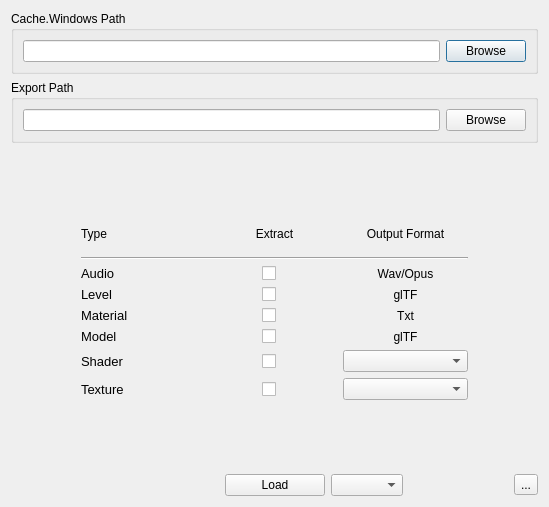
The window that ui/Picker.ui (Puxtril/Warframe-Exporter) describes before a commit, drawn with Qt 5.
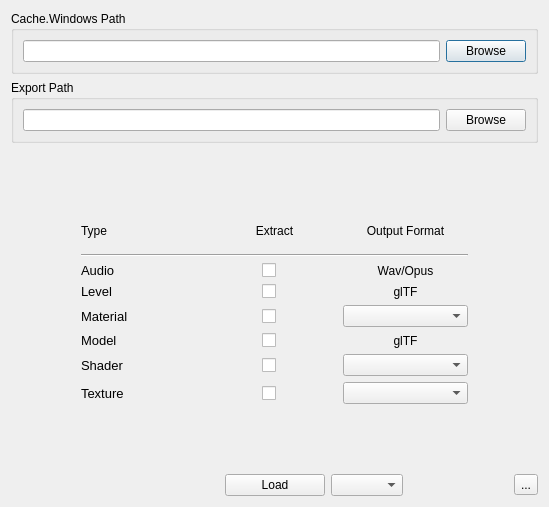
The same window after the commit. Icons and pictures are not drawn.

Commit message: Added material format to UI/CLI

```diff
--- a/ui/Picker.ui
+++ b/ui/Picker.ui
@@ -376,17 +376,7 @@
           </widget>
          </item>
          <item>
-          <widget class="QLabel" name="MaterialFormatLabel">
-           <property name="whatsThis">
-            <string>&lt;html&gt;&lt;head/&gt;&lt;body&gt;&lt;p&gt;Regular text data&lt;/p&gt;&lt;/body&gt;&lt;/html&gt;</string>
-           </property>
-           <property name="text">
-            <string>Txt</string>
-           </property>
-           <property name="alignment">
-            <set>Qt::AlignmentFlag::AlignCenter</set>
-           </property>
-          </widget>
+          <widget class="QComboBox" name="MaterialFormatCombo"/>
          </item>
         </layout>
        </item>
```
The commit also changes 12 other files.
